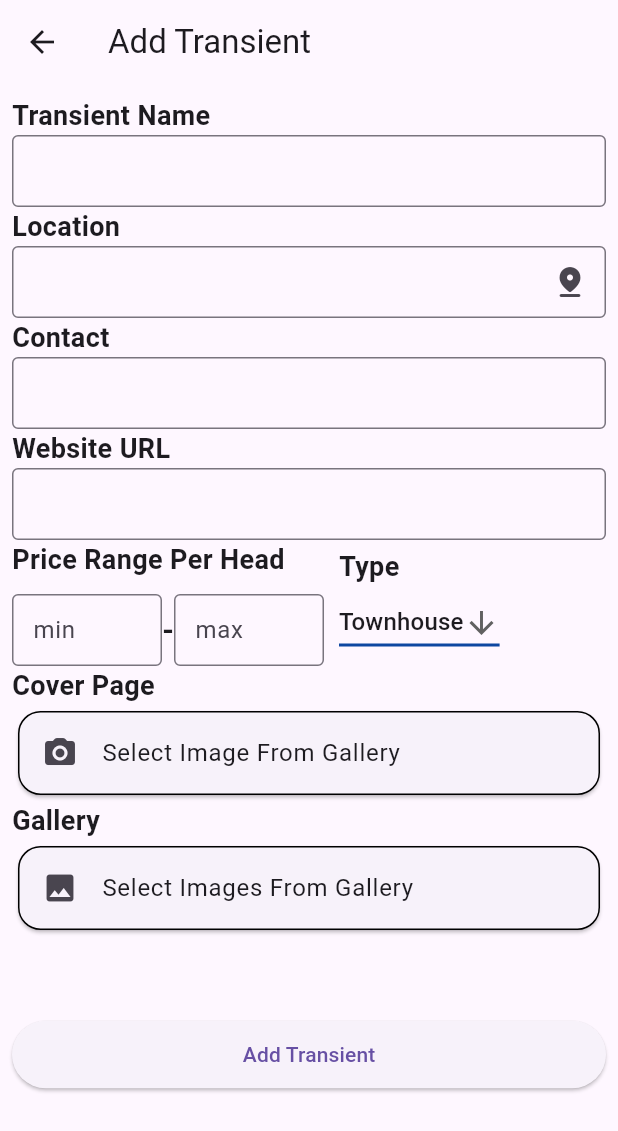
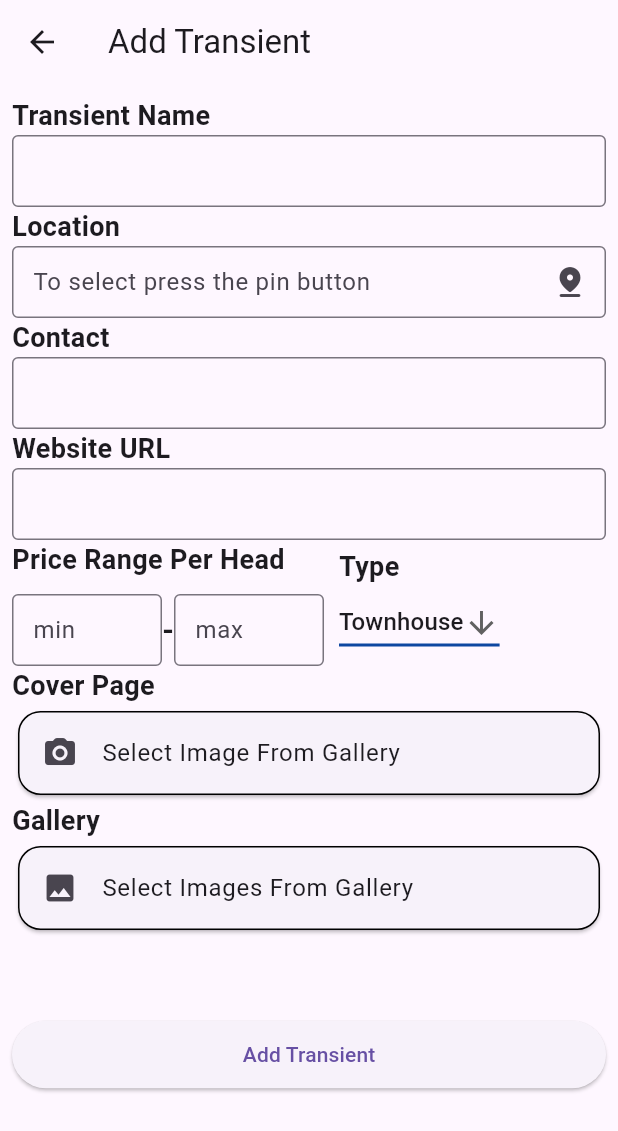
Before and after one commit to nel777/telenant, a Flutter app: the AddTransient screen opened directly, on a phone screen of 412 x 824 dp. Shown: the top 1131 px of the screen. Run offline on Flutter 3.47's test engine with Material 3 defaults, Android fonts, the phone set to English and light mode, and no system bars; our stand-ins replace cached_network_image, carousel_slider, cloud_firestore, firebase_auth, firebase_core, firebase_storage and 5 more; missing offline and left inert: animated_rating_stars, latlng, map, textfield_search; accounts and stored records are empty.

Commit message:
üpdated

```diff
--- a/lib/FirebaseServices/services.dart
+++ b/lib/FirebaseServices/services.dart
@@ -1,5 +1,3 @@
-import 'dart:math';
-
 import 'package:cloud_firestore/cloud_firestore.dart';
 import 'package:telenant/models/chatmodel.dart';
 import 'package:telenant/models/model.dart';
--- a/lib/authentication/login.dart
+++ b/lib/authentication/login.dart
@@ -113,7 +113,7 @@ class _LoginPageState extends State<LoginPage> {
                             passwordValidation = '';
                           });
                           try {
-                            final credential = await FirebaseAuth.instance
+                            await FirebaseAuth.instance
                                 .signInWithEmailAndPassword(
                                     email: _usernameController.text,
                                     password: _passwordController.text)
--- a/lib/home/admin/addtransient.dart
+++ b/lib/home/admin/addtransient.dart
@@ -325,8 +325,11 @@ class _AddTransientState extends State<AddTransient> {
         ),
         TextFormField(
           controller: controller,
+          readOnly: name == 'Location' ? true : false,
           decoration: InputDecoration(
-              contentPadding: EdgeInsets.all(10),
+              hintText:
+                  name == 'Location' ? 'To select press the pin button' : null,
+              contentPadding: const EdgeInsets.all(10),
               suffixIcon: name == 'Location'
                   ? IconButton(
                       onPressed: () {
--- a/lib/home/admin/viewmessages.dart
+++ b/lib/home/admin/viewmessages.dart
@@ -31,7 +31,6 @@ class _ViewMessagesState extends State<ViewMessages> {
           List<QueryDocumentSnapshot> messages = [];
           List<Map<String, dynamic>> emails = [];
           List<dynamic> result = [];
-          List<Map<String, dynamic>> finalList = [];
           if (snapshot.hasData) {
             for (final message in snapshot.data!.docs) {
               messages.add(message);
--- a/lib/home/homepage.dart
+++ b/lib/home/homepage.dart
@@ -1,7 +1,6 @@
 import 'package:cloud_firestore/cloud_firestore.dart';
 import 'package:firebase_auth/firebase_auth.dart';
 import 'package:flutter/material.dart';
-import 'package:geolocator/geolocator.dart';
 import 'package:location/location.dart';
 import 'package:shared_preferences/shared_preferences.dart';
 import 'package:telenant/FirebaseServices/services.dart';
--- a/lib/utils/filter_transients.dart
+++ b/lib/utils/filter_transients.dart
@@ -2,7 +2,6 @@ import 'package:cloud_firestore/cloud_firestore.dart';
 import 'package:geolocator/geolocator.dart';
 import 'package:location/location.dart';
 import 'package:telenant/FirebaseServices/services.dart';
-import 'package:telenant/models/model.dart';
 
 Future<List<Map<String, dynamic>>> findNearbyApartments(
     LocationData userPosition, double maxDistanceInMeters) async {
```
